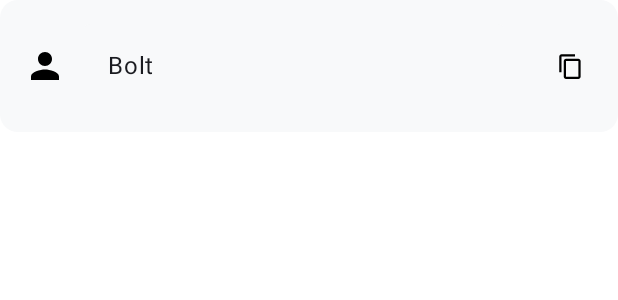
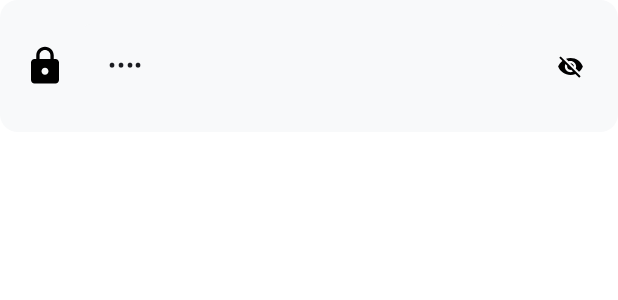
Before and after one commit to KaranJoshi1208/Hashin, an Android app built with Jetpack Compose: the @Preview function PreviewPassKeyDetail, on a phone screen of 412 x 824 dp. Shown: the top 300 px of the screen. Run offline under Robolectric (Android 15) with nearby library versions, the phone set to English and light mode, and no system bars.

Commit message:
editing for password field

```diff
--- a/app/src/main/java/com/karan/hashin/screens/home/PassKeyDetail.kt
+++ b/app/src/main/java/com/karan/hashin/screens/home/PassKeyDetail.kt
@@ -57,8 +57,8 @@ fun PassKeyDetail(
     var isPasswordVisible by remember { mutableStateOf(false) }
     var showCopiedToast by remember { mutableStateOf(false) }
 
-    var userName by remember { mutableStateOf(passkey.userName) }
-//    var pass by remember { mutableStateOf(passkey.pass) }
+    var encryptedKey by remember { mutableStateOf(passkey.pass) }
+    var decryptedKey by remember { mutableStateOf(passkey.pass) }
 
     val scale by animateFloatAsState(
         targetValue = 1f,
@@ -175,23 +175,9 @@ fun PassKeyDetail(
                         .fillMaxWidth()
                         .padding(20.dp)
                 ) {
-//                    Text(
-//                        text = "Account Information",
-//                        style = MaterialTheme.typography.titleMedium,
-//                        fontWeight = FontWeight.Bold,
-//                        color = Color(0xFF1A1A1A),
-//                        modifier = Modifier.padding(bottom = 16.dp)
-//                    )
-
                     // Username Section
                     UsernameField(
-                        name = userName,
-                        onEdit = {
-                            userName = it
-                            if(it.trim() != passkey.userName) {
-//                                TODO(Toggle state to display the Save button)
-                            }
-                        },
+                        name = passkey.userName,
                         onCopy = {
                             copyToClipboard(context, "Username", passkey.userName)
                             showCopiedToast = true
@@ -205,8 +191,19 @@ fun PassKeyDetail(
                         key = passkey.pass,
                         isVisible = isPasswordVisible,
                         onVisibilityToggle = {
-                            isPasswordVisible = !isPasswordVisible
+                            if(!isPasswordVisible) {
+                                if(decryptedKey.isEmpty()){
+//                              TODO("Decrypt the key here and hold a reference to it")
+                                }
+                                isPasswordVisible = true
+                            }
+                            else {
+                                isPasswordVisible = false
+                            }
                         },
+                        onValueChange = {
+                            if(it != decryptedKey) showSave = true
+                        }
                     )
                 }
             }
@@ -261,7 +258,7 @@ fun PassKeyDetail(
                 SaveChange(
                     onClick = {
                         val newPasskey = passkey.copy(
-                            userName = userName,
+//                            userName = userName,
 //                            TODO( edit password) ??
                         )
                         viewModel.updatePasskey(newPasskey)
@@ -319,7 +316,6 @@ fun PassKeyDetail(
 @Composable
 private fun UsernameField(
     name: String,
-    onEdit: (String) -> Unit,
     onCopy: () -> Unit
 ) {
     Card(
@@ -345,17 +341,10 @@ private fun UsernameField(
 
             Spacer(modifier = Modifier.width(12.dp))
 
-            TextField(
-                value = name,
-                onValueChange = { onEdit(it) },
-                colors = TextFieldDefaults.colors(
-                    focusedContainerColor = Color(0xFFF8F9FA),
-                    unfocusedContainerColor = Color(0xFFF8F9FA),
-                    disabledContainerColor = Color(0xFFF8F9FA),
-                    unfocusedIndicatorColor = Color.Transparent,
-                    focusedIndicatorColor = Color.Transparent,
-                    disabledIndicatorColor = Color.Transparent
-                )
+            Text(
+                text = name,
+                fontSize = 18.sp,
+                fontWeight = FontWeight.W400
             )
 
             Spacer(modifier = Modifier.weight(1f))
@@ -382,7 +371,11 @@ private fun PasswordField(
     key: String,
     isVisible: Boolean,
     onVisibilityToggle: (() -> Unit),
+    onValueChange: (String) -> Unit
 ) {
+
+    var pass by remember { mutableStateOf("") }
+
     Card(
         colors = CardDefaults.cardColors(
             containerColor = Color(0xFFF8F9FA)
@@ -411,7 +404,9 @@ private fun PasswordField(
             ) {
                 TextField(
                     value = key,
-                    onValueChange = { },
+                    onValueChange = {
+                        onValueChange(it)
+                    },
                     readOnly = !isVisible,
                     visualTransformation = if (isVisible) VisualTransformation.None else PasswordVisualTransformation(),
                     colors = TextFieldDefaults.colors(
@@ -427,7 +422,9 @@ private fun PasswordField(
 
             // Visibility Toggle Button
             IconButton(
-                onClick = onVisibilityToggle,
+                onClick = {
+                    onVisibilityToggle()
+                },
                 modifier = Modifier
                     .size(32.dp)
             ) {
@@ -435,7 +432,8 @@ private fun PasswordField(
                     if (isVisible) Icons.Default.Visibility else Icons.Default.VisibilityOff,
                     contentDescription = "Toggle visibility",
                     tint = Color.Black,
-                    modifier = Modifier.size(18.dp)
+                    modifier = Modifier
+                        .size(18.dp)
                 )
             }
         }
@@ -473,23 +471,11 @@ private fun copyToClipboard(context: Context, label: String, text: String) {
 @Composable
 private fun PreviewPassKeyDetail() {
     HashinTheme {
-//        PassKeyDetail(
-//            viewModel<HomeViewModel>(),
-//            rememberNavController(),
-//            passKey = PassKey(
-//                id = "axpien123inac",
-//                service = "Netflix",
-//                userName = "john.doe@example.com",
-//                pass = "securePassword123",
-//                desc = "My Netflix streaming account",
-//                label = "N"
-//            ),
-//            onBackPressed = {}
-//        )
-        UsernameField(
-            name = "Bolt",
-            onEdit = {},
-            onCopy = {}
+        PasswordField (
+            key = "Bolt",
+            isVisible = false,
+            onVisibilityToggle = {},
+            onValueChange = {}
         )
     }
 }
```
